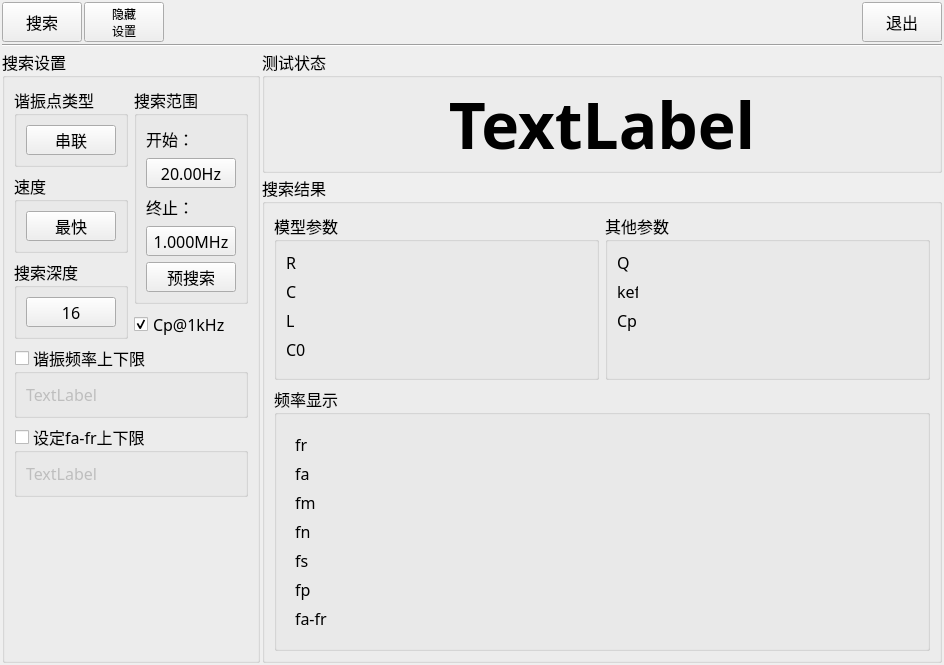
Qt form ResonaceMode/wkResonaceMode.ui (caicaiking/WKEFactoryView2014) before a commit.
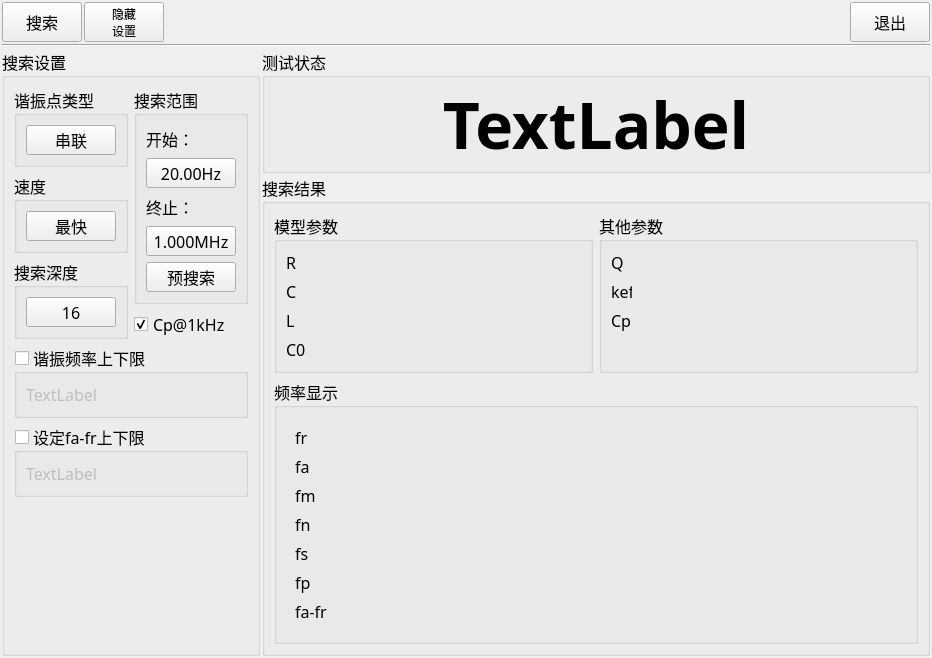
The same form after that commit. The open tabs and pages were chosen to show the change. Icons and pictures are not drawn. Custom widgets are drawn as their Qt base class.

```diff
--- a/ResonaceMode/wkResonaceMode.ui
+++ b/ResonaceMode/wkResonaceMode.ui
@@ -6,8 +6,8 @@
    <rect>
     <x>0</x>
     <y>0</y>
-    <width>944</width>
-    <height>665</height>
+    <width>932</width>
+    <height>541</height>
    </rect>
   </property>
   <property name="font">
@@ -1016,25 +1016,6 @@
                   </item>
                  </layout>
                 </item>
-                <item>
-                 <spacer name="verticalSpacer">
-                  <property name="font">
-                   <font>
-                    <family>楷体</family>
-                    <pointsize>12</pointsize>
-                   </font>
-                  </property>
-                  <property name="orientation">
-                   <enum>Qt::Vertical</enum>
-                  </property>
-                  <property name="sizeHint" stdset="0">
-                   <size>
-                    <width>20</width>
-                    <height>35</height>
-                   </size>
-                  </property>
-                 </spacer>
-                </item>
                </layout>
               </widget>
              </item>
```
Left out of the diff: 16 changed lines with no effect on the pictures.
